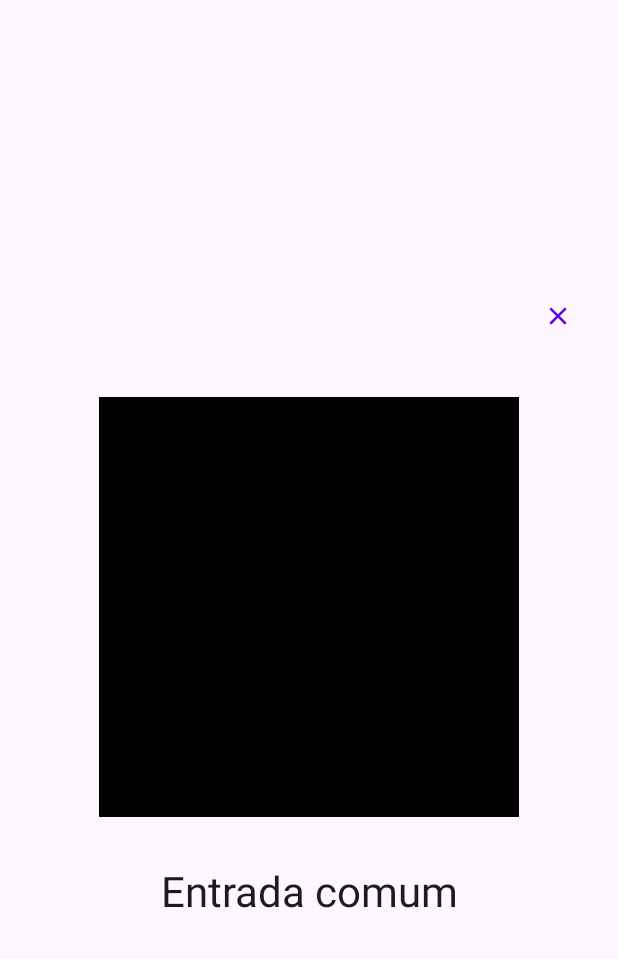
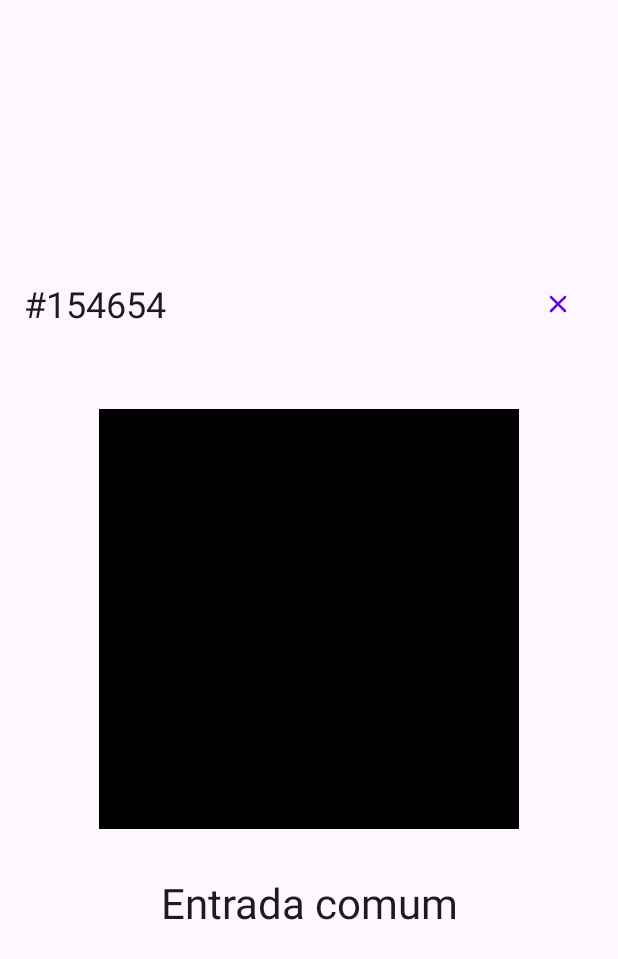
Before and after one commit to gustavoaureliano/EtespUniverseMobile, an Android app: the layout dialog_qrcode.xml on its own in the app's theme, with its tools: preview values and no code run, on a phone screen of 412 x 824 dp. Shown: the top 959 px of the screen. Run offline under Robolectric (Android 15) with nearby library versions, the phone set to English and light mode, and no system bars.

```diff
--- a/app/src/main/java/com/etespuniverse/mobile/FragmentsPage.java
+++ b/app/src/main/java/com/etespuniverse/mobile/FragmentsPage.java
@@ -1,6 +1,8 @@
 package com.etespuniverse.mobile;
 
 import android.app.ProgressDialog;
+import android.content.Context;
+import android.content.DialogInterface;
 import android.os.AsyncTask;
 import android.os.Bundle;
 import android.util.Log;
--- a/app/src/main/java/com/etespuniverse/mobile/Login.java
+++ b/app/src/main/java/com/etespuniverse/mobile/Login.java
@@ -165,8 +165,6 @@ public class Login extends AppCompatActivity {
 
 
                 Toast.makeText(Login.this, "Login efetuado com sucesso", Toast.LENGTH_SHORT).show();
-                Intent it = new Intent(Login.this, FragmentsPage.class);
-                it.setFlags(FLAG_ACTIVITY_CLEAR_TOP);
                 finish();
             } else {
                 Toast.makeText(Login.this, "Dados incorretos", Toast.LENGTH_SHORT).show();
--- a/app/src/main/java/com/etespuniverse/mobile/QrCodeDialog.java
+++ b/app/src/main/java/com/etespuniverse/mobile/QrCodeDialog.java
@@ -20,7 +20,7 @@ import com.google.android.material.dialog.MaterialAlertDialogBuilder;
 
 public class QrCodeDialog extends DialogFragment {
 
-    private TextView lblDesc;
+    private TextView lblDesc, lblIdIngresso;
     private ImageView imgQrCode;
     private Ingresso ingresso = new Ingresso();
     private Bitmap qrCode;
@@ -55,10 +55,13 @@ public class QrCodeDialog extends DialogFragment {
         View view = inflater.inflate(R.layout.dialog_qrcode, container, false);
 
         lblDesc = view.findViewById(R.id.lblDesc);
+        lblIdIngresso = view.findViewById(R.id.lblIdIngresso);
         imgQrCode = view.findViewById(R.id.imgQrCode);
         btnClose = view.findViewById(R.id.btnClose);
 
         lblDesc.setText(ingresso.getDescricao());
+        lblIdIngresso.setText("#"+ingresso.getIdIngresso());
+        //lblIdIngresso.setText("#123");
         imgQrCode.setImageBitmap(qrCode);
         btnClose.setOnClickListener(new View.OnClickListener() {
             @Override
--- a/app/src/main/java/com/etespuniverse/mobile/Utils.java
+++ b/app/src/main/java/com/etespuniverse/mobile/Utils.java
@@ -465,6 +465,9 @@ public class Utils {
                                 } else if (key.equals("idCliente")) {
                                     ingresso.setIdCliente(reader.nextInt());
                                     Log.d("TAG", "idCliente: " + ingresso.getIdCliente());
+                                } else if (key.equals("idStatusIngresso")) {
+                                    ingresso.setIdStatusIngresso(reader.nextInt());
+                                    Log.d("TAG", "idCliente: " + ingresso.getIdCliente());
                                 } else if (key.equals("idTipoIngresso")) {
                                     ingresso.setIdTipoIngresso(reader.nextInt());
                                     Log.d("TAG", "idTipoIngresso: " + ingresso.getIdTipoIngresso());
--- a/app/src/main/res/layout/dialog_qrcode.xml
+++ b/app/src/main/res/layout/dialog_qrcode.xml
@@ -7,15 +7,34 @@
     android:orientation="vertical"
     android:gravity="center">
 
+    <LinearLayout
+        android:layout_width="match_parent"
+        android:layout_height="wrap_content"
+        android:layout_margin="16dp"
+        android:orientation="horizontal"
+        android:gravity="center_vertical">
+
+        <TextView
+            android:id="@+id/lblIdIngresso"
+            android:layout_width="wrap_content"
+            android:layout_height="wrap_content"
+            android:text="#154654"
+            android:textAppearance="?attr/textAppearanceHeadline5"/>
+
+        <LinearLayout
+            android:layout_width="wrap_content"
+            android:layout_height="wrap_content"
+            android:layout_weight="1"/>
+
         <Button
             android:id="@+id/btnClose"
             style="@style/Widget.Material3.Button.IconButton"
             android:layout_width="wrap_content"
             android:layout_height="wrap_content"
-        android:layout_marginTop="16dp"
-        android:layout_marginEnd="16dp"
             android:layout_gravity="end"
             app:icon="@drawable/ic_round_close_24" />
+
+    </LinearLayout>
 
     <LinearLayout
         android:layout_width="wrap_content"
```
Also changed, not shown: app/src/main/java/com/etespuniverse/mobile/Carrinho.java (+14 -1 lines), app/src/main/java/com/etespuniverse/mobile/Ingressos.java (+10 -3 lines), app/src/main/java/com/etespuniverse/mobile/Perfil.java (+5 -2 lines), app/src/main/res/drawable/carrossel_01.png, app/src/main/res/drawable/carrossel_02.png, app/src/main/res/drawable/carrossel_03.png. Lines whose indentation alone changed are shown as unchanged.
